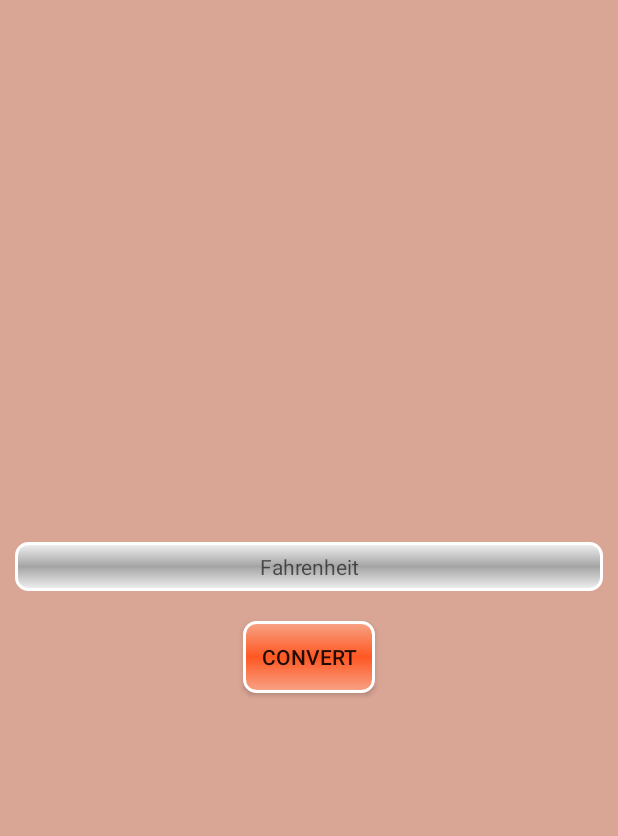
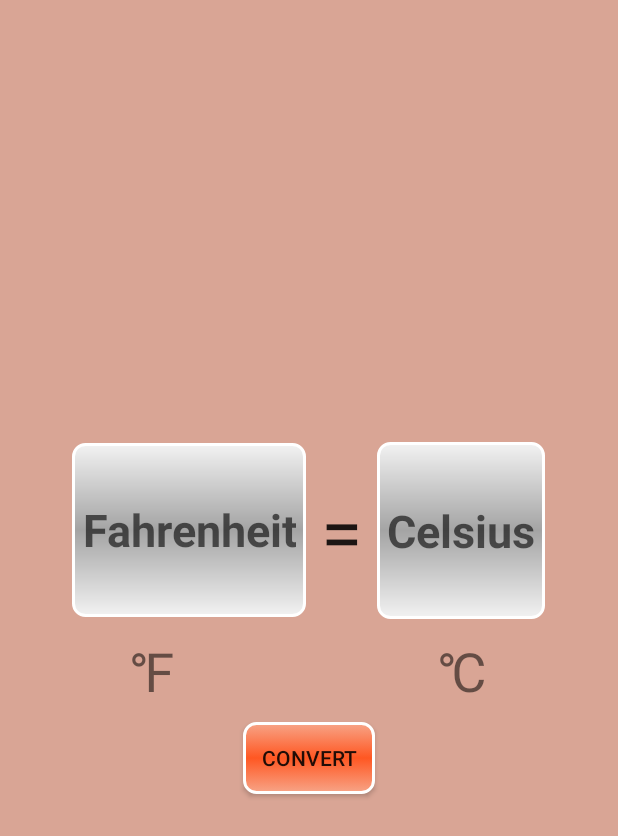
Before and after one commit to Mrrobi/MAD-Demo-Task, an Android app: the fvsc screen opened directly, with no data from a screen before it, on a phone screen of 412 x 824 dp. Shown: the top 836 px of the screen. Run offline under Robolectric (Android 15) with nearby library versions, the phone set to English and light mode, and no system bars.

Commit message:
Final Commit

```diff
--- a/app/src/main/java/tech/mrrobi/app/maddemotask/fvsc.java
+++ b/app/src/main/java/tech/mrrobi/app/maddemotask/fvsc.java
@@ -2,13 +2,41 @@ package tech.mrrobi.app.maddemotask;
 
 import androidx.appcompat.app.AppCompatActivity;
 
+import android.app.Dialog;
+import android.content.Context;
 import android.os.Bundle;
+import android.view.View;
+import android.widget.Button;
+import android.widget.EditText;
+import android.widget.TextView;
 
 public class fvsc extends AppCompatActivity {
 
+    Dialog myDialog;
+    final Context context = this;
     @Override
     protected void onCreate(Bundle savedInstanceState) {
         super.onCreate(savedInstanceState);
         setContentView(R.layout.activity_fvsc);
+        myDialog = new Dialog(this);
+
+        final Button b1 = (Button)findViewById(R.id.btn22);
+
+        b1.setOnClickListener(new View.OnClickListener() {
+            @Override
+            public void onClick(View v) {
+                final EditText tvin = (EditText) findViewById(R.id.tvin2);
+                final TextView tvout = (TextView)findViewById(R.id.tvout2);
+                String str = tvin.getText().toString();
+                double val = Double.parseDouble(str);
+
+                double res = (val-32.00)*5.00/9.00;
+                str = Double.toString(res);
+
+                tvout.setText(str);
+
+            }
+        });
+
     }
 }
--- a/app/src/main/res/layout/activity_fvsc.xml
+++ b/app/src/main/res/layout/activity_fvsc.xml
@@ -12,20 +12,81 @@
         android:layout_width="match_parent"
         android:layout_height="wrap_content"
         android:weightSum="2"
+        android:background="@null"
         android:gravity="center"
         android:orientation="vertical"
         >
-        <TextView
+
+        <LinearLayout
+            android:layout_width="wrap_content"
+            android:layout_height="wrap_content"
+            android:layout_weight="2"
+            android:gravity="center"
+            android:orientation="horizontal">
+
+            <EditText
+                android:id="@+id/tvin2"
+                android:layout_width="wrap_content"
+                android:layout_height="116dp"
+                android:layout_margin="10dp"
+                android:layout_weight="1"
+                android:background="@drawable/btn_disabled"
+                android:gravity="center"
+                android:hint="Fahrenheit"
+                android:textAppearance="@style/TextAppearance.AppCompat.Body1"
+                android:textSize="30sp"
+                android:textStyle="bold"></EditText>
+
+            <TextView
+                android:layout_width="wrap_content"
+                android:layout_height="match_parent"
+                android:textAppearance="@style/TextAppearance.AppCompat.Body1"
+                android:text="="
+                android:gravity="center"
+                android:textSize="50sp">
+            </TextView>
+
+            <TextView
+                android:id="@+id/tvout2"
+                android:layout_width="wrap_content"
+                android:layout_height="118dp"
+                android:layout_margin="10dp"
+                android:layout_weight="1"
+                android:background="@drawable/btn_disabled"
+                android:gravity="center"
+                android:hint="Celsius"
+                android:textAppearance="@style/TextAppearance.AppCompat.Body1"
+                android:textSize="30sp"
+                android:textStyle="bold"></TextView>
+
+
+
+        </LinearLayout>
+        <LinearLayout
             android:layout_width="match_parent"
             android:layout_height="wrap_content"
-            android:layout_weight="1"
-            android:gravity="center"
-            android:hint="Fahrenheit"
-            android:background="@drawable/btn_disabled"
-            android:layout_margin="10dp">
-        </TextView>
+            android:layout_weight="2"
+            android:orientation="horizontal">
+            <TextView
+                android:layout_width="wrap_content"
+                android:layout_height="wrap_content"
+                android:text="℉"
+                android:layout_weight="1"
+                android:textSize="36sp"
+                android:gravity="center"></TextView>
+            <TextView
 
+                android:layout_width="wrap_content"
+                android:layout_height="wrap_content"
+                android:text="℃"
+                android:layout_weight="1"
+                android:textSize="36sp"
+                android:gravity="center"
+                ></TextView>
+
+        </LinearLayout>
         <Button
+            android:id="@+id/btn22"
             android:layout_width="wrap_content"
             android:layout_height="wrap_content"
             android:layout_weight="1"
```
Also changed, not shown: app/src/main/java/tech/mrrobi/app/maddemotask/cvsf.java (+34 -0 lines), app/src/main/res/drawable/round_button.xml (added, +11 -0 lines), app/src/main/res/drawable/round_layout_otp.xml (added, +11 -0 lines), app/src/main/res/drawable/round_layout_white_otp.xml (added, +11 -0 lines), app/src/main/res/layout/activity_cvsf.xml (+64 -7 lines).
